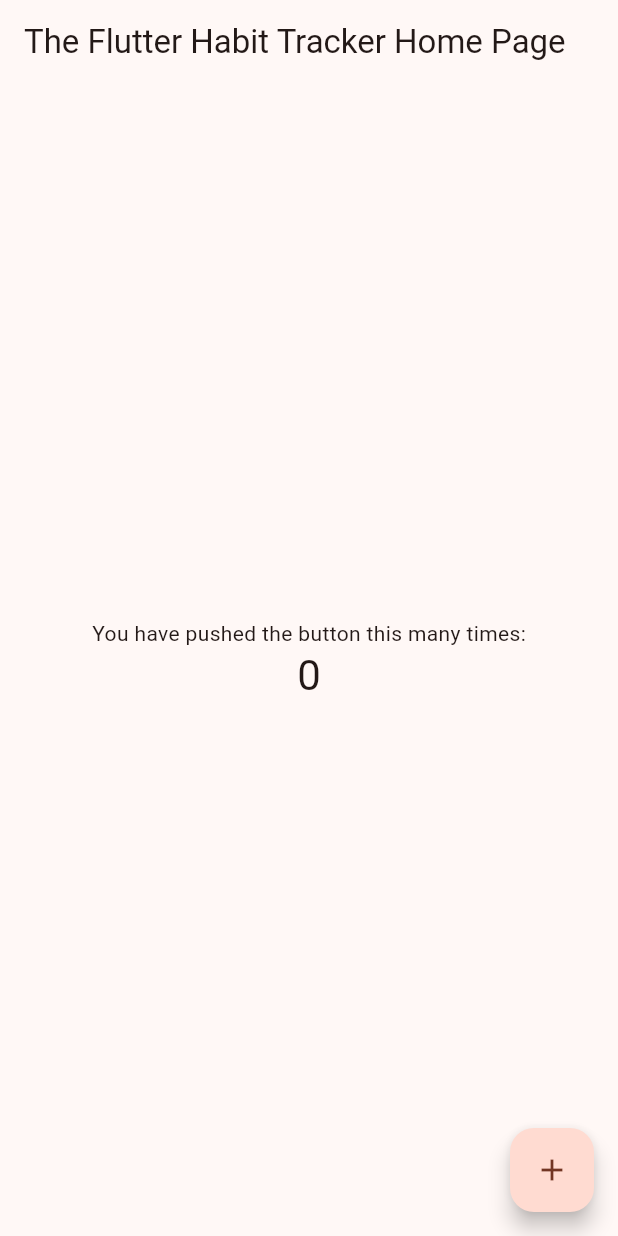
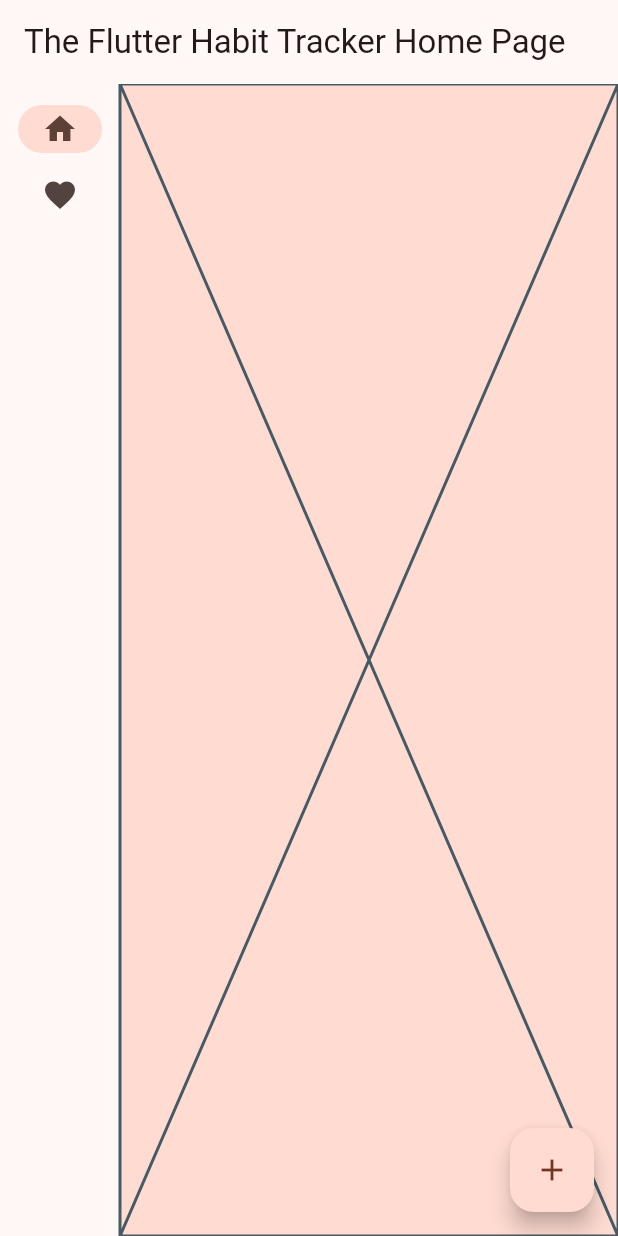
Before and after one commit to chrsrns/habit-tracker-flutter, a Flutter app: the screen it shows after launch, on a phone screen of 412 x 824 dp. Run offline on Flutter 3.47's test engine with Material 3 defaults, Android fonts, the light colour scheme and no system bars.

Commit message:
Added placeholder main layout for the app
I wanted an AppBar and a sidebar for the app

```diff
--- a/lib/main.dart
+++ b/lib/main.dart
@@ -50,6 +50,7 @@ class MyHomePage extends StatefulWidget {
 
 class _MyHomePageState extends State<MyHomePage> {
   int _counter = 0;
+  var selectedIndex = 0; // ← Add this property.
 
   void _incrementCounter() {
     setState(() {
@@ -70,41 +71,58 @@ class _MyHomePageState extends State<MyHomePage> {
     // The Flutter framework has been optimized to make rerunning build methods
     // fast, so that you can just rebuild anything that needs updating rather
     // than having to individually change instances of widgets.
+
+    Widget page;
+    switch (selectedIndex) {
+      case 0:
+        page = Placeholder();
+        break;
+      case 1:
+        page = Placeholder();
+        break;
+      default:
+        throw UnimplementedError('no widget for $selectedIndex');
+    }
+
+    return LayoutBuilder(builder: (context, constraints) {
       return Scaffold(
         appBar: AppBar(
           // Here we take the value from the MyHomePage object that was created by
           // the App.build method, and use it to set our appbar title.
           title: Text(widget.title),
         ),
-      body: Center(
-        // Center is a layout widget. It takes a single child and positions it
-        // in the middle of the parent.
-        child: Column(
-          // Column is also a layout widget. It takes a list of children and
-          // arranges them vertically. By default, it sizes itself to fit its
-          // children horizontally, and tries to be as tall as its parent.
-          //
-          // Invoke "debug painting" (press "p" in the console, choose the
-          // "Toggle Debug Paint" action from the Flutter Inspector in Android
-          // Studio, or the "Toggle Debug Paint" command in Visual Studio Code)
-          // to see the wireframe for each widget.
-          //
-          // Column has various properties to control how it sizes itself and
-          // how it positions its children. Here we use mainAxisAlignment to
-          // center the children vertically; the main axis here is the vertical
-          // axis because Columns are vertical (the cross axis would be
-          // horizontal).
-          mainAxisAlignment: MainAxisAlignment.center,
-          children: <Widget>[
-            const Text(
-              'You have pushed the button this many times:',
+
+        body: Row(
+          children: [
+            SafeArea(
+              child: NavigationRail(
+                extended: constraints.maxWidth >= 700,
+                destinations: [
+                  NavigationRailDestination(
+                    icon: Icon(Icons.home),
+                    label: Text('Home'),
                   ),
-            Text(
-              '$_counter',
-              style: Theme.of(context).textTheme.headline4,
+                  NavigationRailDestination(
+                    icon: Icon(Icons.favorite),
+                    label: Text('Favorites'),
                   ),
                 ],
+                selectedIndex: selectedIndex, // ← Change to this.
+                onDestinationSelected: (value) {
+                  // ↓ Replace print with this.
+                  setState(() {
+                    selectedIndex = value;
+                  });
+                },
               ),
+            ),
+            Expanded(
+              child: Container(
+                color: Theme.of(context).colorScheme.primaryContainer,
+                child: page,
+              ),
+            ),
+          ],
         ),
         floatingActionButton: FloatingActionButton(
           onPressed: _incrementCounter,
@@ -112,5 +130,6 @@ class _MyHomePageState extends State<MyHomePage> {
           child: const Icon(Icons.add),
         ), // This trailing comma makes auto-formatting nicer for build methods.
       );
+    });
   }
 }
```
Lines whose indentation alone changed are shown as unchanged.
